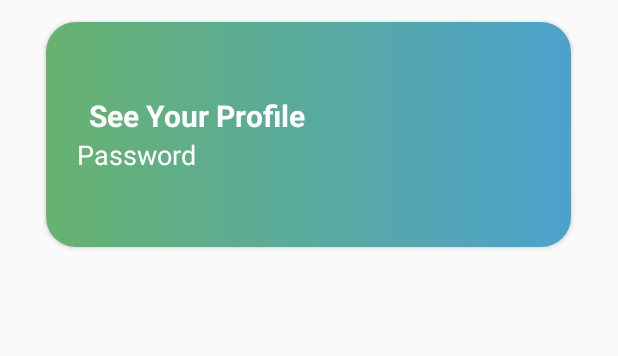
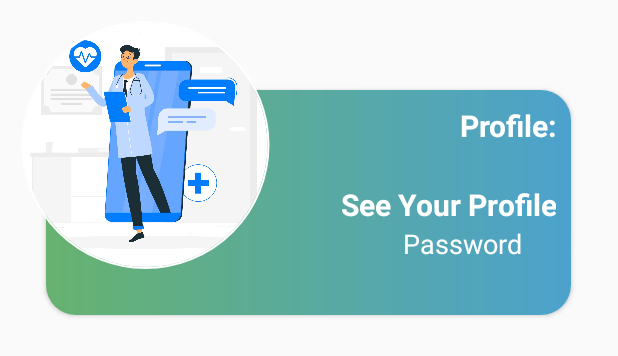
Before and after one commit to IllTushar/MajorHealthCareApp, an Android app: the layout fragment_home.xml on its own in the app's theme, with its tools: preview values and no code run, on a phone screen of 412 x 824 dp. Shown: the top 356 px of the screen. Run offline under Robolectric (Android 15) with nearby library versions, the light colour scheme and no system bars.

Commit message:
Six Commit

```diff
--- a/app/src/main/java/com/example/healthcareapp/Model/UserModel.java
+++ b/app/src/main/java/com/example/healthcareapp/Model/UserModel.java
@@ -7,7 +7,7 @@ public class UserModel {
         this.name = name;
         this.password = password;
         this.email = email;
-       // this.confirmPassword = confirmPassword;
+       //this.uid = uid;
     }
 
 //    public String getConfirmPassword() {
@@ -17,6 +17,7 @@ public class UserModel {
 //    public void setConfirmPassword(String confirmPassword) {
 //        this.confirmPassword = confirmPassword;
 //    }
+
 
     public String getName() {
         return name;
--- a/app/src/main/res/layout/fragment_home.xml
+++ b/app/src/main/res/layout/fragment_home.xml
@@ -11,9 +11,10 @@
    <RelativeLayout
         android:layout_marginTop="0dp"
         android:layout_width="match_parent"
-        android:layout_height="180dp"
+        android:layout_height="220dp"
         >
        <LinearLayout
+           android:layout_marginTop="50dp"
            android:layout_width="match_parent"
            android:layout_height="match_parent"
            android:gravity="center">
@@ -27,73 +28,98 @@
                 android:background="@drawable/cardgradient"
                 android:layout_width="match_parent"
                 android:layout_height="match_parent">
+
                 <LinearLayout
+                    android:layout_width="match_parent"
+                    android:layout_height="match_parent"
+                    android:orientation="vertical"
+                    android:padding="10dp">
+                    <TextView
+                        android:layout_width="match_parent"
+                        android:layout_height="wrap_content"
+                        android:text="Profile:"
+                        android:layout_marginRight="0dp"
+                        android:textAlignment="textEnd"
+                        android:textColor="@color/white"
+                        android:textSize="20sp"
+                        android:textStyle="bold" />
+                   <LinearLayout
+    android:layout_width="match_parent"
+    android:layout_height="match_parent"
     android:gravity="center"
-                    android:padding="10dp"
-                    android:orientation="vertical"
-                    android:layout_width="200dp"
-                    android:layout_height="match_parent">
+    android:orientation="vertical">
                     <TextView
+                        android:id="@+id/profile"
+                        android:layout_width="match_parent"
+                        android:layout_height="wrap_content"
                         android:text="See Your Profile"
-                        android:id="@+id/profile"
-                        android:textStyle="bold"
+                        android:textAlignment="textEnd"
                         android:textColor="@color/white"
-                        android:textAlignment="center"
                         android:textSize="20sp"
-                        android:layout_width="match_parent"
-                        android:layout_height="wrap_content"/>
+                        android:textStyle="bold" />
+
                     <TextView
                         android:id="@+id/password"
+                        android:gravity="end"
                         android:layout_width="match_parent"
+                        android:layout_height="wrap_content"
+                        android:layout_marginLeft="14dp"
+                        android:layout_marginRight="20dp"
+                        android:text="Password"
                         android:textColor="@color/white"
-                            android:layout_height="wrap_content"
-                            android:text="Password"
-                            android:textSize="18sp"
+                        android:textColorHighlight="@color/white"
                         android:textColorHint="@color/white"
-                            android:textColorHighlight="@color/white"
-                            android:layout_marginRight="20dp"
-                            android:layout_marginLeft="14dp"
-                            />
+                        android:textSize="18sp" />
 
                     <TextView
-                        android:visibility="gone"
+                        android:id="@+id/name"
+
+                        android:layout_width="match_parent"
+                        android:layout_height="wrap_content"
                         android:text="Name"
-                        android:id="@+id/name"
+                        android:textAlignment="textEnd"
                         android:textColor="@color/white"
-                        android:textAlignment="center"
                         android:textSize="15sp"
+                        android:visibility="gone" />
+
+                    <TextView
+                        android:id="@+id/gmail"
                         android:layout_width="match_parent"
-                        android:layout_height="wrap_content"/>
-                    <TextView
+                        android:layout_height="wrap_content"
                         android:layout_marginTop="10dp"
                         android:text="G-mail"
-                        android:id="@+id/gmail"
-                        android:visibility="gone"
+                        android:textAlignment="textEnd"
                         android:textColor="@color/white"
-                        android:textAlignment="center"
                         android:textSize="15sp"
-                        android:layout_width="match_parent"
-                        android:layout_height="wrap_content"/>
+                        android:visibility="gone" />
 </LinearLayout>
-                <LinearLayout
-                    android:gravity="center"
-                    android:padding="10dp"
-                    android:orientation="vertical"
-                    android:layout_width="match_parent"
-                    android:layout_height="match_parent">
-                    <de.hdodenhof.circleimageview.CircleImageView
-                        android:id="@+id/img"
-                        android:visibility="gone"
-                        app:civ_border_color="@color/teal_200"
-                        app:civ_border_width="1dp"
-                        android:src="@drawable/profile"
-                        android:layout_width="wrap_content"
-                        android:layout_height="wrap_content"/>
                 </LinearLayout>
+
             </LinearLayout>
         </androidx.cardview.widget.CardView>
        </LinearLayout>
 
+       <RelativeLayout
+           android:layout_width="wrap_content"
+           android:layout_height="wrap_content"
+           android:elevation="56dp"
+           android:gravity="center_vertical"
+           android:layout_alignParentStart="true"
+           android:orientation="vertical"
+           android:padding="0dp">
+
+           <de.hdodenhof.circleimageview.CircleImageView
+               android:id="@+id/img"
+               android:layout_width="194dp"
+               app:civ_border_width="1dp"
+               android:elevation="10dp"
+               app:civ_border_color="@color/white"
+               android:layout_marginTop="14dp"
+               android:layout_marginLeft="0dp"
+               android:layout_height="165dp"
+               android:src="@drawable/cards"
+                />
+       </RelativeLayout>
    </RelativeLayout>
 
    </RelativeLayout>
```
Also changed, not shown: app/src/main/res/drawable/card1.png (added), app/src/main/res/drawable/cards.png (added). Lines whose indentation alone changed are shown as unchanged.
